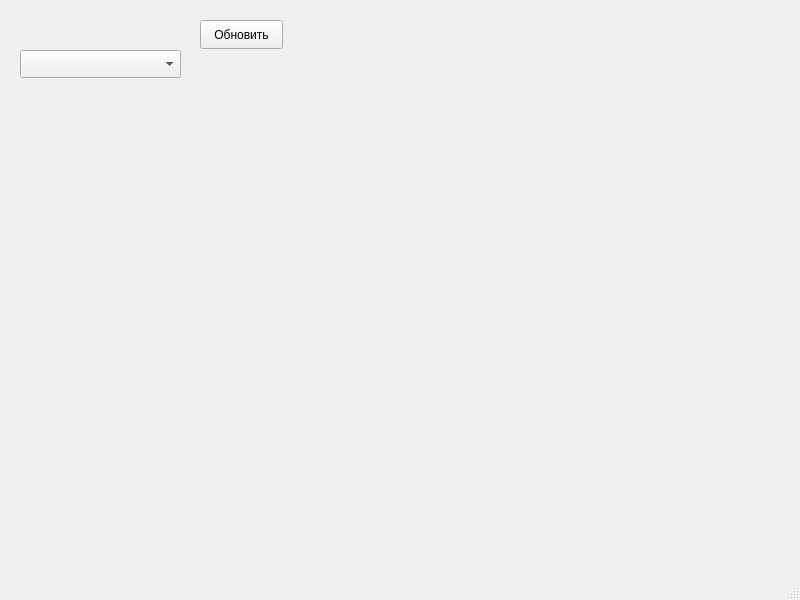
Above: mainwindow.ui from Arsssenij/THI_Cursach before the change. Below: the same form after it.
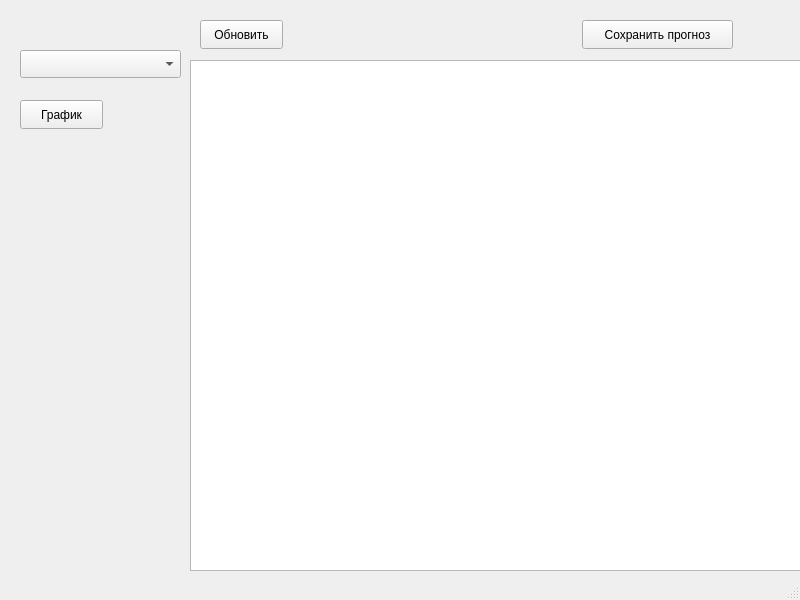
That is the form after the change.

What changed in the file:
```diff
--- a/mainwindow.ui
+++ b/mainwindow.ui
@@ -14,19 +14,6 @@
    <string>MainWindow</string>
   </property>
   <widget class="QWidget" name="centralwidget">
-   <widget class="QLabel" name="weatherLabel">
-    <property name="geometry">
-     <rect>
-      <x>190</x>
-      <y>50</y>
-      <width>611</width>
-      <height>521</height>
-     </rect>
-    </property>
-    <property name="text">
-     <string/>
-    </property>
-   </widget>
    <widget class="QPushButton" name="updateButton">
     <property name="geometry">
      <rect>
@@ -68,6 +55,45 @@
      <string/>
     </property>
    </widget>
+   <widget class="QTextEdit" name="forecastText">
+    <property name="geometry">
+     <rect>
+      <x>190</x>
+      <y>60</y>
+      <width>611</width>
+      <height>511</height>
+     </rect>
+    </property>
+    <property name="readOnly">
+     <bool>true</bool>
+    </property>
+   </widget>
+   <widget class="QPushButton" name="saveButton">
+    <property name="geometry">
+     <rect>
+      <x>582</x>
+      <y>20</y>
+      <width>151</width>
+      <height>29</height>
+     </rect>
+    </property>
+    <property name="text">
+     <string>Сохранить прогноз</string>
+    </property>
+   </widget>
+   <widget class="QPushButton" name="graphButton">
+    <property name="geometry">
+     <rect>
+      <x>20</x>
+      <y>100</y>
+      <width>83</width>
+      <height>29</height>
+     </rect>
+    </property>
+    <property name="text">
+     <string>График</string>
+    </property>
+   </widget>
   </widget>
   <widget class="QMenuBar" name="menubar">
    <property name="geometry">
```
